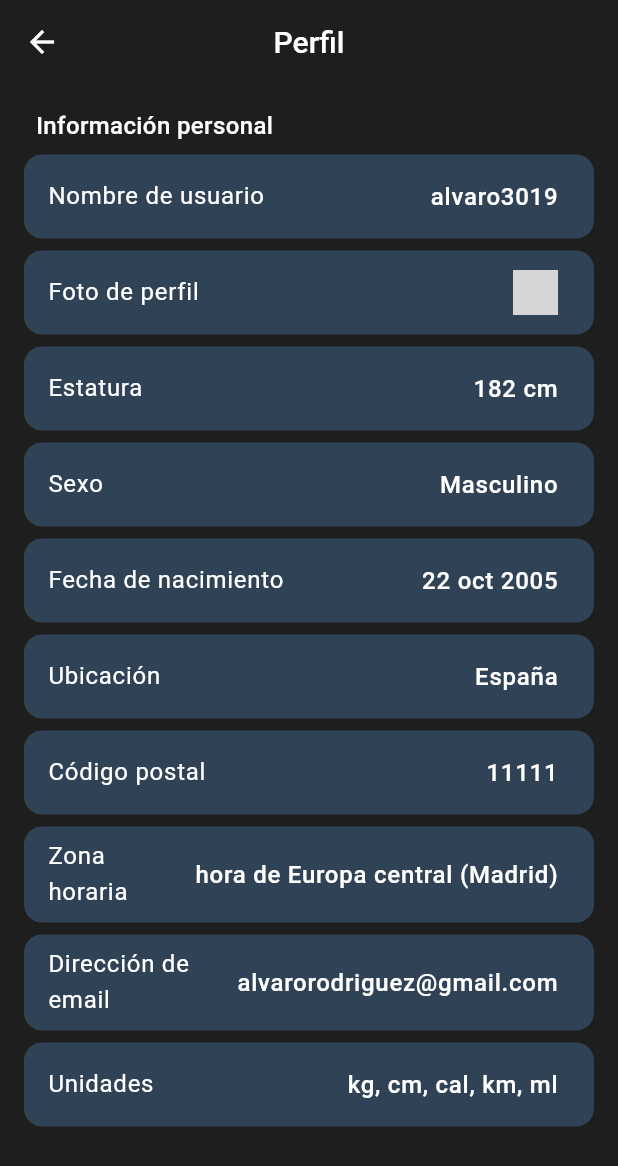
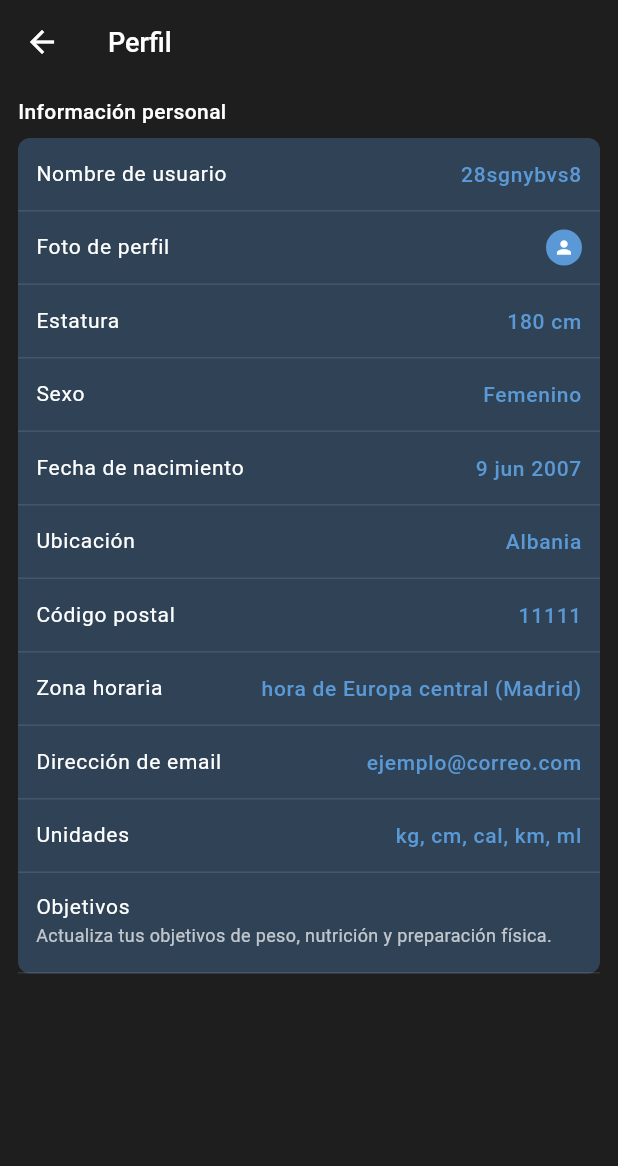
Before and after one commit to var-o18/NutriTrack, a Flutter app: the AjustesPage screen opened by its route, after a tap on "Perfil", on a phone screen of 412 x 824 dp. Shown: the top 1166 px of the screen. Run offline on Flutter 3.47's test engine with Material 3 defaults, Android fonts, the phone set to English and light mode, and no system bars; our stand-ins replace pedometer, permission_handler, shared_preferences; missing offline and left inert: mobile_scanner; accounts and stored records are empty; grey boxes are pictures that could not be loaded.

Commit message:
FRONT_perfilTotal: Terminada pagina ajustes entera

```diff
--- a/frontend/lib/data/services/ingesta_service.dart
+++ b/frontend/lib/data/services/ingesta_service.dart
@@ -5,7 +5,7 @@ import 'package:shared_preferences/shared_preferences.dart';
 import '../models/ingesta_model.dart';
 
 class IngestaService {
-  final String baseUrl = 'http://192.168.56.1:8080/api/ingestas';
+  final String baseUrl = 'http://192.168.18.70:8080/api/ingestas';
 
   Future<bool> registrarIngesta(Ingesta ingesta) async {
     final prefs = await SharedPreferences.getInstance();
--- a/frontend/lib/presentation/pages/ajustes/ajustes_page.dart
+++ b/frontend/lib/presentation/pages/ajustes/ajustes_page.dart
@@ -1,4 +1,10 @@
 import 'package:flutter/material.dart';
+import 'notificaciones_page.dart';
+import 'ejercicios_page.dart';
+import 'apariencia_page.dart';
+import 'nutricion_page.dart';
+import 'ajustes_diario_page.dart';
+import 'premium_page.dart';
 
 class AjustesPage extends StatelessWidget {
   const AjustesPage({super.key});
@@ -9,14 +15,53 @@ class AjustesPage extends StatelessWidget {
     final Color cardColor = const Color(0xFF5A99D6).withOpacity(0.3);
     final Color textColor = const Color(0xFFFFFFFF);
 
-    List<Map<String, String>> menuItems = [
+    List<Map<String, dynamic>> menuItems = [
       {'title': 'Perfil', 'route': '/perfil'},
-      {'title': 'Apariencia de la aplicación', 'route': '/apariencia'},
-      {'title': 'Ajustes del diario', 'route': '/ajustes-diario'},
-      {'title': 'Intercambio y privacidad', 'route': '/privacidad'},
-      {'title': 'Mis ejercicios', 'route': '/ejercicios'},
-      {'title': 'Ajustes de nutrición semanales', 'route': '/nutricion'},
-      {'title': 'Notificaciones automáticas', 'route': '/notificaciones'},
+      {
+        'title': 'Apariencia de la aplicación',
+        'onTap': (BuildContext context) {
+          Navigator.push(
+            context,
+            MaterialPageRoute(builder: (context) => const AparienciaPage()),
+          );
+        }
+      },
+      {
+        'title': 'Ajustes del diario',
+        'onTap': (BuildContext context) {
+          Navigator.push(
+            context,
+            MaterialPageRoute(builder: (context) => const AjustesDiarioPage()),
+          );
+        }
+      },
+      {
+        'title': 'Mis ejercicios',
+        'onTap': (BuildContext context) {
+          Navigator.push(
+            context,
+            MaterialPageRoute(builder: (context) => const EjerciciosPage()),
+          );
+        }
+      },
+      {
+        'title': 'Ajustes de nutrición semanales',
+        'onTap': (BuildContext context) {
+          Navigator.push(
+            context,
+            MaterialPageRoute(builder: (context) => const NutricionPage()),
+          );
+        }
+      },
+      {
+        'title': 'Notificaciones automáticas',
+        'onTap': (BuildContext context) {
+          Navigator.push(
+            context,
+            MaterialPageRoute(builder: (context) => const NotificacionesPage()),
+          );
+        }
+      },
       {'title': 'Cerrar sesión', 'route': '/logout'},
     ];
 
@@ -65,8 +110,11 @@ class AjustesPage extends StatelessWidget {
                       color: textColor,
                     ),
                     onTap: () {
-                      // Aquí iría la navegación a cada ruta
-                      Navigator.pushNamed(context, menuItems[index]['route']!);
+                      if (menuItems[index]['onTap'] != null) {
+                        menuItems[index]['onTap'](context);
+                      } else {
+                        Navigator.pushNamed(context, menuItems[index]['route']!);
+                      }
                     },
                   ),
                 );
@@ -106,7 +154,10 @@ class AjustesPage extends StatelessWidget {
                       const SizedBox(height: 16),
                       ElevatedButton(
                         onPressed: () {
-                          // Aquí iría la lógica para hacerse premium
+                          Navigator.push(
+                            context,
+                            MaterialPageRoute(builder: (context) => const PremiumPage()),
+                          );
                         },
                         style: ElevatedButton.styleFrom(
                           backgroundColor: const Color(0xFFFFB74D),
--- a/frontend/lib/presentation/pages/ajustes/perfil_page.dart
+++ b/frontend/lib/presentation/pages/ajustes/perfil_page.dart
@@ -8,53 +8,40 @@ class PerfilPage extends StatelessWidget {
     final Color backgroundColor = const Color(0xFF1E1E1E);
     final Color cardColor = const Color(0xFF5A99D6).withOpacity(0.3);
     final Color textColor = const Color(0xFFFFFFFF);
+    final Color valueColor = const Color(0xFF5A99D6);
 
-    List<Map<String, dynamic>> profileItems = [
-      {
-        'title': 'Información personal',
-        'isHeader': true,
-      },
-      {
-        'title': 'Nombre de usuario',
-        'value': 'alvaro3019',
-      },
-      {
-        'title': 'Foto de perfil',
-        'hasAvatar': true,
-      },
-      {
-        'title': 'Estatura',
-        'value': '182 cm',
-      },
-      {
-        'title': 'Sexo',
-        'value': 'Masculino',
-      },
-      {
-        'title': 'Fecha de nacimiento',
-        'value': '22 oct 2005',
-      },
-      {
-        'title': 'Ubicación',
-        'value': 'España',
-      },
-      {
-        'title': 'Código postal',
-        'value': '11111',
-      },
-      {
-        'title': 'Zona horaria',
-        'value': 'hora de Europa central (Madrid)',
-      },
-      {
-        'title': 'Dirección de email',
-        'value': 'alvarorodriguez@gmail.com',
-      },
-      {
-        'title': 'Unidades',
-        'value': 'kg, cm, cal, km, ml',
-      },
-    ];
+    Widget buildProfileItem(String title, String value, {Widget? trailing}) {
+      return Container(
+        decoration: BoxDecoration(
+          border: Border(
+            bottom: BorderSide(
+              color: textColor.withOpacity(0.1),
+              width: 1,
+            ),
+          ),
+        ),
+        child: ListTile(
+          visualDensity: VisualDensity.compact,
+          minLeadingWidth: 0,
+          contentPadding: const EdgeInsets.symmetric(horizontal: 12, vertical: 0),
+          title: Text(
+            title,
+            style: TextStyle(
+              color: textColor,
+              fontSize: 14,
+            ),
+          ),
+          trailing: trailing ?? Text(
+            value,
+            style: TextStyle(
+              color: valueColor,
+              fontSize: 14,
+            ),
+            textAlign: TextAlign.right,
+          ),
+        ),
+      );
+    }
 
     return Scaffold(
       backgroundColor: backgroundColor,
@@ -68,65 +55,88 @@ class PerfilPage extends StatelessWidget {
           'Perfil',
           style: TextStyle(
             color: textColor,
-            fontSize: 20,
+            fontSize: 18,
             fontWeight: FontWeight.w500,
           ),
         ),
-        centerTitle: true,
         elevation: 0,
       ),
-      body: ListView.builder(
-        padding: const EdgeInsets.symmetric(horizontal: 16, vertical: 8),
-        itemCount: profileItems.length,
-        itemBuilder: (context, index) {
-          final item = profileItems[index];
-
-          if (item['isHeader'] == true) {
-            return Padding(
-              padding: const EdgeInsets.only(bottom: 8, top: 8, left: 8),
+      body: ListView(
+        children: [
+          Padding(
+            padding: const EdgeInsets.symmetric(horizontal: 12, vertical: 8),
             child: Text(
-                item['title'],
+              'Información personal',
               style: TextStyle(
                 color: textColor,
-                  fontSize: 16,
+                fontSize: 14,
                 fontWeight: FontWeight.w500,
               ),
             ),
-            );
-          }
-
-          return Container(
-            margin: const EdgeInsets.only(bottom: 8),
+          ),
+          Container(
+            margin: const EdgeInsets.symmetric(horizontal: 12),
             decoration: BoxDecoration(
               color: cardColor,
-              borderRadius: BorderRadius.circular(12),
+              borderRadius: BorderRadius.circular(8),
+            ),
+            child: Column(
+              mainAxisSize: MainAxisSize.min,
+              children: [
+                buildProfileItem('Nombre de usuario', '28sgnybvs8'),
+                buildProfileItem(
+                  'Foto de perfil',
+                  '',
+                  trailing: CircleAvatar(
+                    radius: 12,
+                    backgroundColor: valueColor,
+                    child: Icon(Icons.person, color: textColor, size: 14),
+                  ),
+                ),
+                buildProfileItem('Estatura', '180 cm'),
+                buildProfileItem('Sexo', 'Femenino'),
+                buildProfileItem('Fecha de nacimiento', '9 jun 2007'),
+                buildProfileItem('Ubicación', 'Albania'),
+                buildProfileItem('Código postal', '11111'),
+                buildProfileItem('Zona horaria', 'hora de Europa central (Madrid)'),
+                buildProfileItem('Dirección de email', 'ejemplo@correo.com'),
+                buildProfileItem('Unidades', 'kg, cm, cal, km, ml'),
+                Container(
+                  decoration: BoxDecoration(
+                    border: Border(
+                      bottom: BorderSide(
+                        color: textColor.withOpacity(0.1),
+                        width: 1,
+                      ),
+                    ),
                   ),
                   child: ListTile(
+                    visualDensity: VisualDensity.compact,
+                    minLeadingWidth: 0,
+                    contentPadding: const EdgeInsets.symmetric(horizontal: 12, vertical: 4),
                     title: Text(
-                item['title'],
+                      'Objetivos',
                       style: TextStyle(
                         color: textColor,
-                  fontSize: 16,
+                        fontSize: 14,
                       ),
                     ),
-              trailing: item['hasAvatar'] == true
-                  ? const CircleAvatar(
-                      radius: 15,
-                      backgroundImage: AssetImage('assets/images/profile.png'),
-                    )
-                  : Text(
-                      item['value'] ?? '',
+                    subtitle: Padding(
+                      padding: const EdgeInsets.only(bottom: 4),
+                      child: Text(
+                        'Actualiza tus objetivos de peso, nutrición y preparación física.',
                         style: TextStyle(
-                        color: textColor,
-                        fontSize: 16,
+                          color: textColor.withOpacity(0.7),
+                          fontSize: 12,
                         ),
                       ),
-              onTap: () {
-                // Aquí iría la lógica para editar cada campo
-              },
                     ),
-          );
-        },
+                  ),
+                ),
+              ],
+            ),
+          ),
+        ],
       ),
     );
   }
```
Also changed, not shown: frontend/pubspec.lock. Lines whose indentation alone changed are shown as unchanged.
